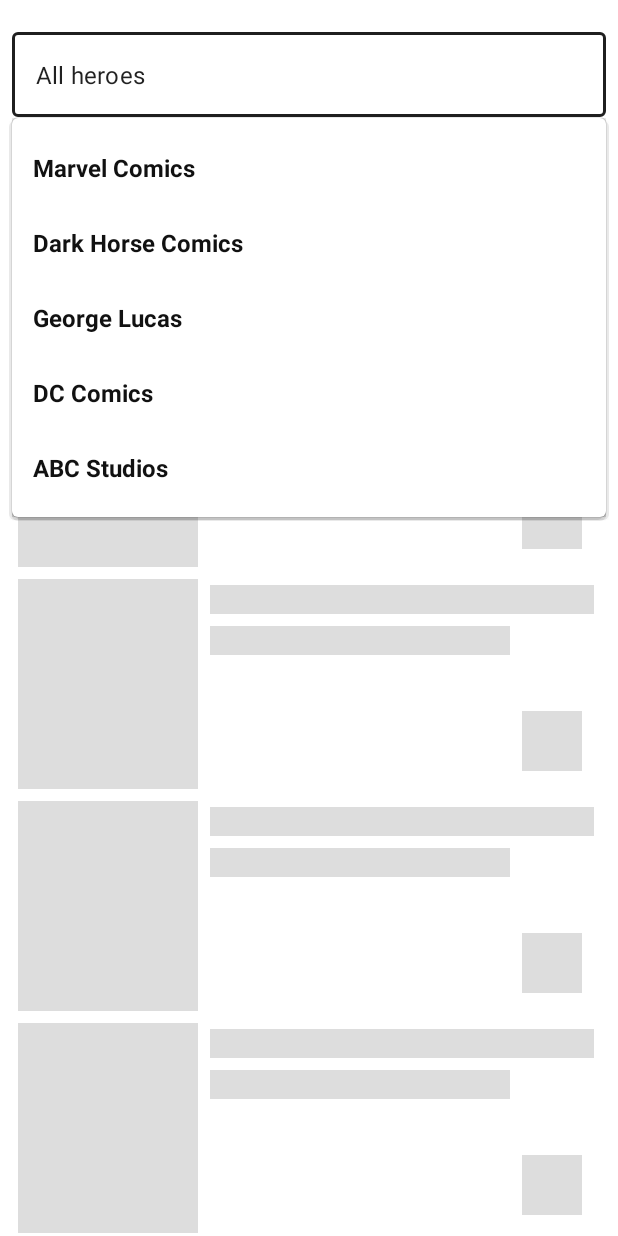
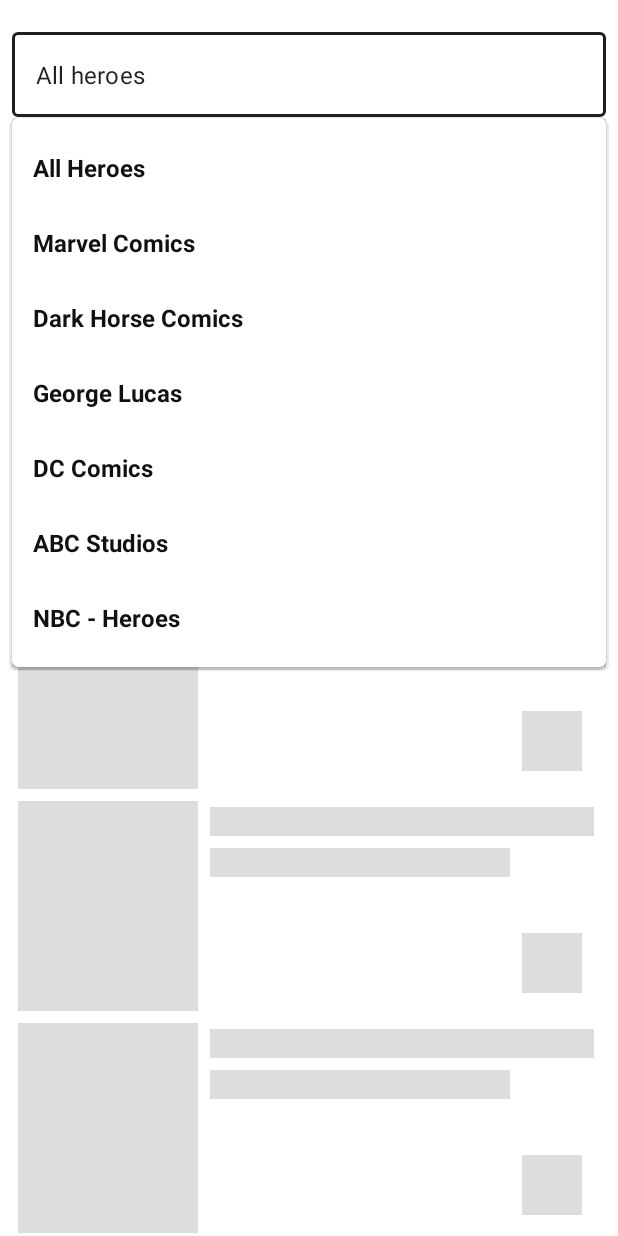
Before and after one commit to maskbogomolov/SuperHeroApp, an Android app: the screen it shows after launch (MainActivity), after a tap on an icon or button, on a phone screen of 412 x 824 dp. Run offline under Robolectric (Android 15) with nearby library versions, the phone set to English and light mode, and no system bars; our stand-ins replace Dagger/Hilt's generated code, Room's generated code, Shimmer, Timber; libraries missing offline, so code that uses them is left out: com.jakewharton.retrofit2; Roboto replaces fonts that are not available here.

Commit message:
correct code style

```diff
--- a/app/src/main/java/com/example/superheroapp/presentation/HeroesListFragment.kt
+++ b/app/src/main/java/com/example/superheroapp/presentation/HeroesListFragment.kt
@@ -10,13 +10,12 @@ import android.view.ViewGroup
 import android.widget.AdapterView
 import android.widget.ArrayAdapter
 import android.widget.Toast
-import androidx.core.view.get
 import androidx.fragment.app.viewModels
 import androidx.recyclerview.widget.GridLayoutManager
-import androidx.recyclerview.widget.LinearLayoutManager
 import com.example.superheroapp.R
 import com.example.superheroapp.databinding.FragmentHeroesListBinding
 import com.example.superheroapp.di.appComponent
+import com.example.superheroapp.util.Const.ALL_HEROES
 import com.example.superheroapp.util.HeroesResult
 import com.example.superheroapp.util.toGone
 import com.example.superheroapp.util.toInvisible
@@ -45,8 +44,11 @@ class HeroesListFragment : Fragment() {
         val arrayAdapter = ArrayAdapter(requireContext(), R.layout.dropdown_item, filterArray)
         bind.autoCompleteTextView.setAdapter(arrayAdapter)
         bind.autoCompleteTextView.onItemClickListener = AdapterView.OnItemClickListener { adapterView, view, i, l ->
-            val str = adapterView.getItemAtPosition(i).toString()
-            viewModel.publisherFlow.value = str
+            val str = adapterView.getItemAtPosition(i)
+            when(i){
+                0 -> viewModel.publisherFlow.value = ALL_HEROES
+                else -> viewModel.publisherFlow.value = str.toString()
+            }
         }
     }
 
@@ -64,16 +66,19 @@ class HeroesListFragment : Fragment() {
             layoutManager = GridLayoutManager(requireContext(), span)
         }
 
-        viewModel.heroesResult.observe(viewLifecycleOwner) {
-            when (it) {
-                is HeroesResult.SuccessResult -> {
-                    heroesListAdapter.submitList(it.result)
-                    hideShimmerEffect()
-                }
-                is HeroesResult.Loading -> showShimmerEffect()
+        viewModel.heroesResult.observe(viewLifecycleOwner,::handleListHeroes)
+
+        return bind.root
+    }
+    private fun handleListHeroes(state: HeroesResult){
+        when(state){
+            is HeroesResult.SuccessResult -> {
+                heroesListAdapter.submitList(state.result)
+                hideShimmerEffect()
             }
+            is HeroesResult.Loading -> showShimmerEffect()
+            is HeroesResult.ErrorResult -> Toast.makeText(requireContext(),"error",Toast.LENGTH_SHORT).show()
         }
-        return bind.root
     }
 
     fun showShimmerEffect() {
--- a/app/src/main/res/navigation/nav_graph.xml
+++ b/app/src/main/res/navigation/nav_graph.xml
@@ -22,5 +22,9 @@
         <argument
             android:name="id"
             app:argType="integer" />
+        <argument
+            android:name="image"
+            app:argType="string" />
+        <argument android:name="publisher_logo" />
     </fragment>
 </navigation>
--- a/app/src/main/res/values/strings.xml
+++ b/app/src/main/res/values/strings.xml
@@ -2,12 +2,13 @@
     <string name="app_name">SuperHeroApp</string>
 
     <string-array name="filter">
+        <item>All Heroes</item>
         <item>Marvel Comics</item>
         <item>Dark Horse Comics</item>
         <item>George Lucas</item>
         <item>DC Comics</item>
         <item>ABC Studios</item>
+        <item>NBC - Heroes</item>
     </string-array>
-    <!-- TODO: Remove or change this placeholder text -->
-    <string name="hello_blank_fragment">Hello blank fragment</string>
+
 </resources>
```
Also changed, not shown: app/src/main/java/com/example/superheroapp/presentation/HeroDetailsFragment.kt (+19 -6 lines), app/src/main/java/com/example/superheroapp/presentation/HeroesViewHolder.kt (+8 -1 lines), app/src/main/java/com/example/superheroapp/util/Const.kt (+3 -11 lines), app/src/main/res/layout/fragment_hero_details.xml (+10 -11 lines), app/src/main/res/values/themes.xml (+23 -0 lines).
